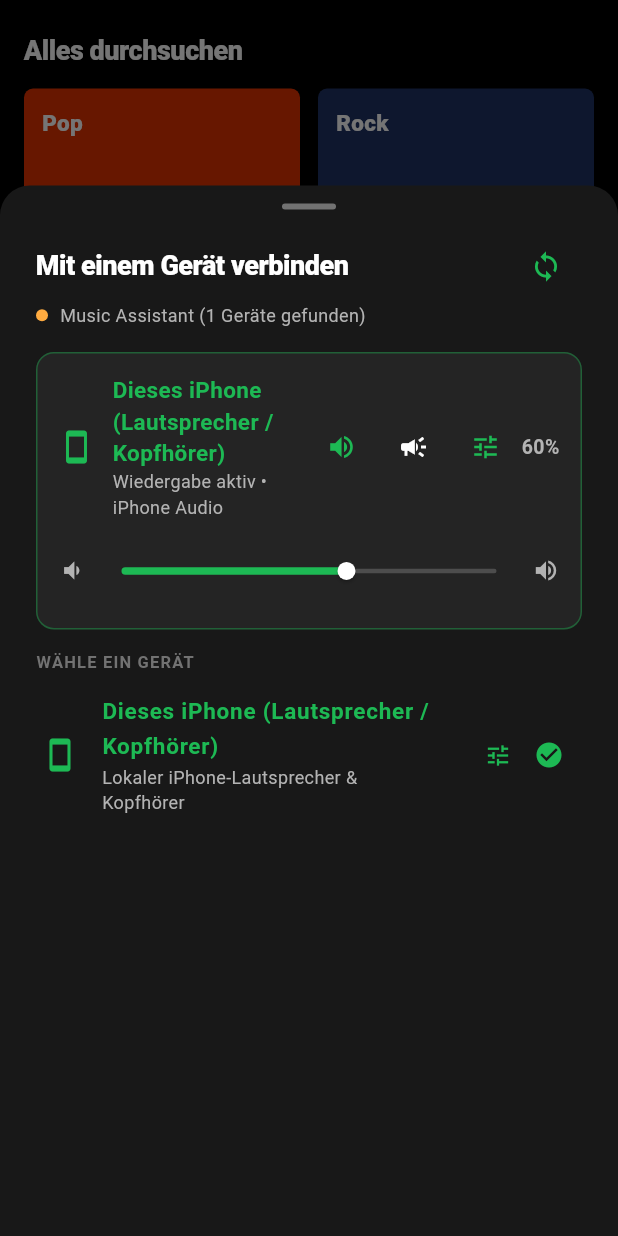
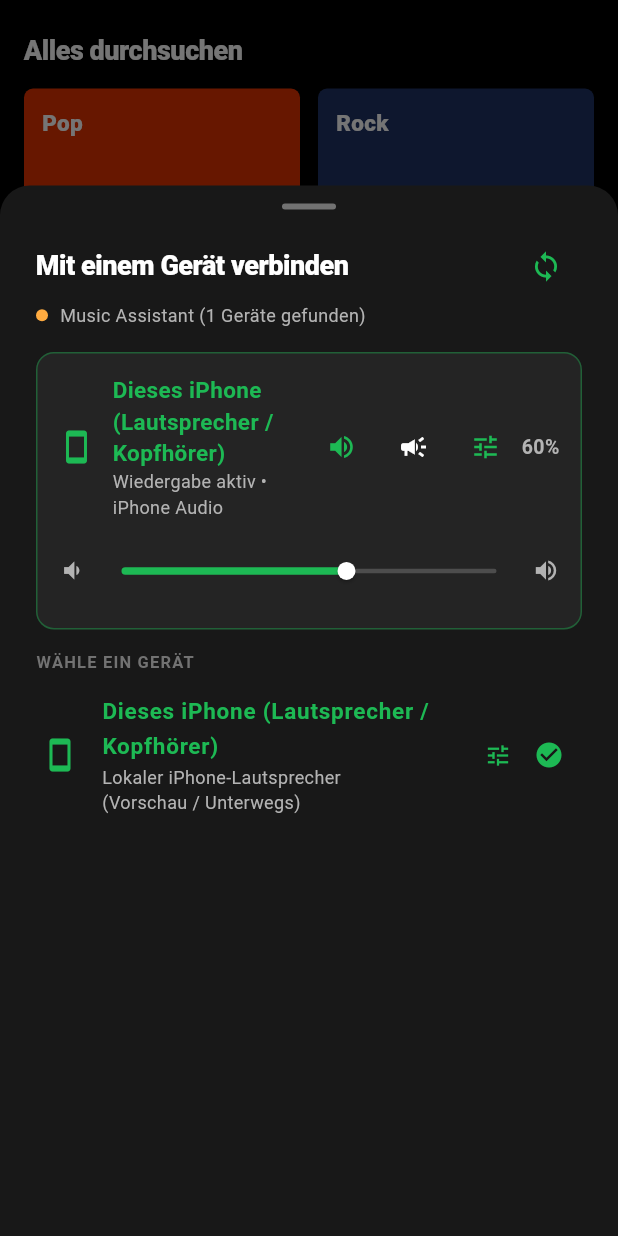
Before and after one commit to LegoPuck-orginal/music-assistant-app, a Flutter app: the screen it shows after launch, item 2 of the bottom bar chosen, scrolled down 129 dp, after a tap on the "devices" icon, on a phone screen of 412 x 824 dp. Run offline on Flutter 3.47's test engine with Material 3 defaults, Android fonts, the phone set to English and light mode, and no system bars; our stand-ins replace audioplayers, package_info_plus, shared_preferences; missing offline and left inert: flutter_inappwebview; accounts and stored records are empty; network calls fail.

Commit message:
fix: Enable background audio session on iOS and prioritize real Multiroom speakers for full track playback (v1.3.1)

```diff
--- a/lib/providers/music_provider.dart
+++ b/lib/providers/music_provider.dart
@@ -271,6 +271,28 @@
   }
 
   void _setupLocalAudioPlayer() {
+    try {
+      AudioPlayer.global.setAudioContext(
+        AudioContext(
+          iOS: AudioContextIOS(
+            category: AVAudioSessionCategory.playback,
+            options: {
+              AVAudioSessionOptions.defaultToSpeaker,
+            },
+          ),
+          android: AudioContextAndroid(
+            isSpeakerphoneOn: false,
+            stayAwake: true,
+            contentType: AndroidContentType.music,
+            usageType: AndroidUsageType.media,
+            audioFocus: AndroidAudioFocus.gain,
+          ),
+        ),
+      );
+    } catch (e) {
+      debugPrint('[MusicProvider] setAudioContext error: $e');
+    }
+
     _localAudioPlayer.onPlayerStateChanged.listen((state) {
       if (_activePlayer?.isLocal == true) {
         _isPlaying = (state == PlayerState.playing);
@@ -384,24 +406,43 @@
 
   Future<void> refreshServerData() async {
     try {
-      // 1. Fetch real players
+      // 1. Fetch real players from server
       final remotePlayers = await _api.fetchPlayers();
       final localIPhone = PlayerDevice.localIPhone(
-        isSelected: _activePlayer?.isLocal ?? true,
-        volume: _activePlayer?.isLocal == true ? _activePlayer!.volume : 60,
+        isSelected: false,
+        volume: 60,
       );
 
-      _players = [localIPhone, ...remotePlayers];
+      // Put real Multiroom network speakers first
+      _players = [...remotePlayers, localIPhone];
 
       final savedPlayerId = await _storage.loadActivePlayerId();
       if (savedPlayerId != null) {
         final match = _players.firstWhere(
           (p) => p.id == savedPlayerId,
-          orElse: () => localIPhone,
+          orElse: () => _players.first,
         );
         _activePlayer = match;
       } else {
-        _activePlayer ??= localIPhone;
+        // Auto-select Tim's room speaker if available, or first active/available remote player
+        PlayerDevice? preferred;
+        for (final p in remotePlayers) {
+          if (p.isAvailable && p.name.toLowerCase().contains('tim')) {
+            preferred = p;
+            break;
+          }
+        }
+        preferred ??= remotePlayers.firstWhere(
+          (p) => p.isAvailable && p.state == 'playing',
+          orElse: () => remotePlayers.firstWhere(
+            (p) => p.isAvailable,
+            orElse: () => localIPhone,
+          ),
+        );
+        _activePlayer = preferred;
+        if (_activePlayer != null) {
+          await _storage.saveActivePlayerId(_activePlayer!.id);
+        }
       }
 
       for (final p in _players) {
@@ -500,6 +541,21 @@
       _queue = newQueue;
       _queueIndex = _queue.indexWhere((t) => t.id == track.id);
       if (_queueIndex == -1) _queueIndex = 0;
+    } else {
+      final existingIdx = _queue.indexWhere((t) => t.id == track.id);
+      if (existingIdx != -1) {
+        _queueIndex = existingIdx;
+      } else {
+        _queue.add(track);
+        _queueIndex = _queue.length - 1;
+      }
+    }
+
+    if (_activePlayer == null && _players.isNotEmpty) {
+      _activePlayer = _players.firstWhere(
+        (p) => !p.isLocal && p.isAvailable,
+        orElse: () => _players.first,
+      );
     }
 
     notifyListeners();
--- a/lib/widgets/device_picker_sheet.dart
+++ b/lib/widgets/device_picker_sheet.dart
@@ -294,11 +294,13 @@
                           !isAvail
                               ? 'Nicht erreichbar (Offline)'
                               : player.isLocal
-                                  ? 'Lokaler iPhone-Lautsprecher & Kopfhörer'
-                                  : '${player.type} • Lautstärke ${player.volume}%',
+                                  ? 'Lokaler iPhone-Lautsprecher (Vorschau / Unterwegs)'
+                                  : '${player.type} • Volle Songlänge • DSP Equalizer',
                           style: TextStyle(
                             color: isAvail
-                                ? SpotifyColors.textSecondary
+                                ? (player.isLocal
+                                    ? SpotifyColors.textSecondary
+                                    : SpotifyColors.green.withValues(alpha: 0.85))
                                 : SpotifyColors.textMuted,
                             fontSize: 12,
                           ),
--- a/lib/widgets/mini_player.dart
+++ b/lib/widgets/mini_player.dart
@@ -93,7 +93,38 @@
                           ),
                         ),
                         const SizedBox(height: 2),
-                        Text(
+                        Row(
+                          children: [
+                            if (prov.activePlayer != null) ...[
+                              Icon(
+                                prov.activePlayer!.isLocal
+                                    ? Icons.smartphone
+                                    : Icons.speaker,
+                                size: 11,
+                                color: SpotifyColors.green,
+                              ),
+                              const SizedBox(width: 4),
+                              Flexible(
+                                child: Text(
+                                  prov.activePlayer!.name,
+                                  maxLines: 1,
+                                  overflow: TextOverflow.ellipsis,
+                                  style: const TextStyle(
+                                    color: SpotifyColors.green,
+                                    fontSize: 11,
+                                    fontWeight: FontWeight.w600,
+                                  ),
+                                ),
+                              ),
+                              const SizedBox(width: 5),
+                              const Text('•',
+                                  style: TextStyle(
+                                      color: SpotifyColors.textSecondary,
+                                      fontSize: 10)),
+                              const SizedBox(width: 5),
+                            ],
+                            Flexible(
+                              child: Text(
                                 track.artist,
                                 maxLines: 1,
                                 overflow: TextOverflow.ellipsis,
@@ -101,6 +132,9 @@
                                   color: SpotifyColors.textSecondary,
                                   fontSize: 11,
                                 ),
+                              ),
+                            ),
+                          ],
                         ),
                       ],
                     ),
--- a/pubspec.yaml
+++ b/pubspec.yaml
@@ -16,7 +16,7 @@
 # https://developer.apple.com/library/archive/documentation/General/Reference/InfoPlistKeyReference/Articles/CoreFoundationKeys.html
 # In Windows, build-name is used as the major, minor, and patch parts
 # of the product and file versions while build-number is used as the build suffix.
-version: 1.3.0+7
+version: 1.3.1+8
 
 environment:
   sdk: ^3.13.5
```
Also changed, not shown: 2 other files. Lines whose indentation alone changed are shown as unchanged.
